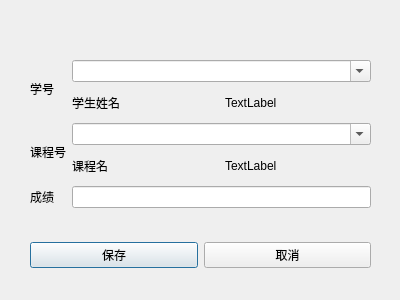
The window that dialog_addpick.ui (Mrlaolu/QtStudentDatabase) describes before a commit, drawn with Qt 5.
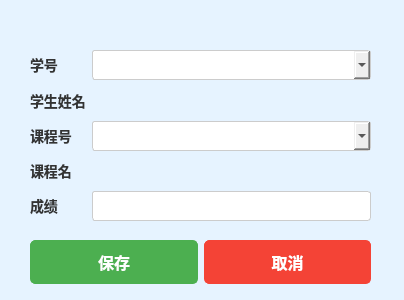
The same window after the commit.

Patch:
```diff
--- a/dialog_addpick.ui
+++ b/dialog_addpick.ui
@@ -6,12 +6,20 @@
    <rect>
     <x>0</x>
     <y>0</y>
-    <width>400</width>
+    <width>404</width>
     <height>300</height>
    </rect>
   </property>
   <property name="windowTitle">
-   <string>Dialog</string>
+   <string>选择课程和成绩</string>
+  </property>
+  <property name="styleSheet">
+   <string>
+     QDialog {
+        background-color: #e6f3ff;
+        font-family: &quot;Segoe UI&quot;, sans-serif;
+     }
+   </string>
   </property>
   <widget class="QWidget" name="layoutWidget">
    <property name="geometry">
@@ -19,12 +27,32 @@
      <x>30</x>
      <y>240</y>
      <width>341</width>
-     <height>30</height>
+     <height>44</height>
     </rect>
    </property>
    <layout class="QHBoxLayout" name="horizontalLayout">
     <item>
      <widget class="QPushButton" name="pushButton_save">
+      <property name="styleSheet">
+       <string>
+         QPushButton {
+            background-color: #4CAF50;
+            color: white;
+            font-size: 16px;
+            font-weight: bold;
+            border-radius: 5px;
+            padding: 10px 20px;
+            border: 1px solid #4CAF50;
+            min-width: 100px;
+         }
+         QPushButton:hover {
+            background-color: #45a049;
+         }
+         QPushButton:pressed {
+            background-color: #388E3C;
+         }
+       </string>
+      </property>
       <property name="text">
        <string>保存</string>
       </property>
@@ -32,6 +60,26 @@
     </item>
     <item>
      <widget class="QPushButton" name="pushButton_cancel">
+      <property name="styleSheet">
+       <string>
+         QPushButton {
+            background-color: #f44336;
+            color: white;
+            font-size: 16px;
+            font-weight: bold;
+            border-radius: 5px;
+            padding: 10px 20px;
+            border: 1px solid #f44336;
+            min-width: 100px;
+         }
+         QPushButton:hover {
+            background-color: #e53935;
+         }
+         QPushButton:pressed {
+            background-color: #d32f2f;
+         }
+       </string>
+      </property>
       <property name="text">
        <string>取消</string>
       </property>
@@ -39,95 +87,173 @@
     </item>
    </layout>
   </widget>
-  <widget class="QWidget" name="layoutWidget">
+  <widget class="QWidget" name="">
    <property name="geometry">
     <rect>
      <x>30</x>
-     <y>60</y>
+     <y>50</y>
      <width>341</width>
-     <height>148</height>
+     <height>171</height>
     </rect>
    </property>
    <layout class="QGridLayout" name="gridLayout">
+    <item row="0" column="0">
+     <widget class="QLabel" name="label_SNo">
+      <property name="styleSheet">
+       <string>
+         QLabel {
+            font-size: 14px;
+            font-weight: bold;
+            color: #333;
+         }
+       </string>
+      </property>
+      <property name="text">
+       <string>学号</string>
+      </property>
+     </widget>
+    </item>
     <item row="0" column="1">
-     <layout class="QVBoxLayout" name="verticalLayout">
-      <item>
-       <widget class="QComboBox" name="comboBox_SNo">
-        <property name="editable">
-         <bool>true</bool>
-        </property>
-       </widget>
-      </item>
-      <item>
-       <layout class="QHBoxLayout" name="horizontalLayout_2">
-        <item>
-         <widget class="QLabel" name="label_SNameMark">
-          <property name="text">
-           <string>学生姓名</string>
-          </property>
-         </widget>
-        </item>
-        <item>
-         <widget class="QLabel" name="label_SName">
-          <property name="text">
-           <string>TextLabel</string>
-          </property>
-         </widget>
-        </item>
-       </layout>
-      </item>
-     </layout>
-    </item>
-    <item row="2" column="1">
-     <widget class="QLineEdit" name="lineEdit_Score"/>
-    </item>
-    <item row="2" column="0">
-     <widget class="QLabel" name="label_Score">
-      <property name="text">
-       <string>成绩</string>
+     <widget class="QComboBox" name="comboBox_SNo">
+      <property name="styleSheet">
+       <string>
+         QComboBox {
+            font-size: 14px;
+            padding: 5px;
+            border: 1px solid #ccc;
+            border-radius: 3px;
+         }
+       </string>
       </property>
      </widget>
     </item>
     <item row="1" column="0">
+     <widget class="QLabel" name="label_SNameMark">
+      <property name="styleSheet">
+       <string notr="true">
+         QLabel {
+            font-size: 14px;
+            font-weight: bold;
+            color: #333;
+         }
+       </string>
+      </property>
+      <property name="text">
+       <string>学生姓名</string>
+      </property>
+     </widget>
+    </item>
+    <item row="1" column="1">
+     <widget class="QLabel" name="label_SName">
+      <property name="styleSheet">
+       <string>
+         QLabel {
+            font-size: 14px;
+            font-weight: bold;
+            color: #333;
+         }
+       </string>
+      </property>
+      <property name="text">
+       <string/>
+      </property>
+      <property name="alignment">
+       <set>Qt::AlignmentFlag::AlignCenter</set>
+      </property>
+     </widget>
+    </item>
+    <item row="2" column="0">
      <widget class="QLabel" name="label_CNo">
+      <property name="styleSheet">
+       <string>
+         QLabel {
+            font-size: 14px;
+            font-weight: bold;
+            color: #333;
+         }
+       </string>
+      </property>
       <property name="text">
        <string>课程号</string>
       </property>
      </widget>
     </item>
-    <item row="1" column="1">
-     <layout class="QVBoxLayout" name="verticalLayout_2">
-      <item>
-       <widget class="QComboBox" name="comboBox_CNo">
-        <property name="editable">
-         <bool>true</bool>
-        </property>
-       </widget>
-      </item>
-      <item>
-       <layout class="QHBoxLayout" name="horizontalLayout_3">
-        <item>
-         <widget class="QLabel" name="label_CNameMark">
-          <property name="text">
-           <string>课程名</string>
-          </property>
-         </widget>
-        </item>
-        <item>
-         <widget class="QLabel" name="label_CName">
-          <property name="text">
-           <string>TextLabel</string>
-          </property>
-         </widget>
-        </item>
-       </layout>
-      </item>
-     </layout>
+    <item row="2" column="1">
+     <widget class="QComboBox" name="comboBox_CNo">
+      <property name="styleSheet">
+       <string>
+         QComboBox {
+            font-size: 14px;
+            padding: 5px;
+            border: 1px solid #ccc;
+            border-radius: 3px;
+         }
+       </string>
+      </property>
+     </widget>
     </item>
-    <item row="0" column="0">
-     <widget class="QLabel" name="label_SNo">
+    <item row="3" column="0">
+     <widget class="QLabel" name="label_CNameMark">
+      <property name="styleSheet">
+       <string notr="true">
+         QLabel {
+            font-size: 14px;
+            font-weight: bold;
+            color: #333;
+         }
+       </string>
+      </property>
       <property name="text">
-       <string>学号</string>
+       <string>课程名</string>
+      </property>
+     </widget>
+    </item>
+    <item row="3" column="1">
+     <widget class="QLabel" name="label_CName">
+      <property name="styleSheet">
+       <string>
+         QLabel {
+            font-size: 14px;
+            font-weight: bold;
+            color: #333;
+         }
+       </string>
+      </property>
+      <property name="text">
+       <string/>
+      </property>
+      <property name="alignment">
+       <set>Qt::AlignmentFlag::AlignCenter</set>
+      </property>
+     </widget>
+    </item>
+    <item row="4" column="0">
+     <widget class="QLabel" name="label_Score">
+      <property name="styleSheet">
+       <string>
+         QLabel {
+            font-size: 14px;
+            font-weight: bold;
+            color: #333;
+         }
+       </string>
+      </property>
+      <property name="text">
+       <string>成绩</string>
+      </property>
+     </widget>
+    </item>
+    <item row="4" column="1">
+     <widget class="QLineEdit" name="lineEdit_Score">
+      <property name="styleSheet">
+       <string>
+         QLineEdit {
+            font-size: 14px;
+            padding: 5px;
+            border: 1px solid #ccc;
+            border-radius: 3px;
+         }
+       </string>
       </property>
      </widget>
     </item>
```
